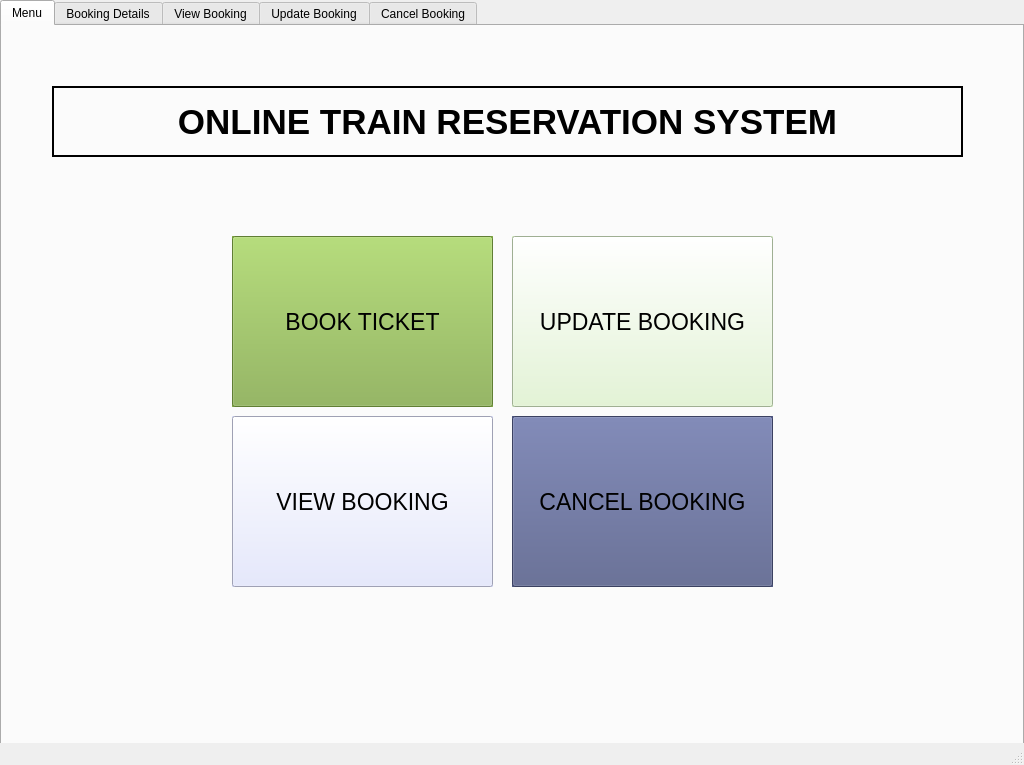
Before: the Qt Designer form train.ui in mbilal234/TrainTicketingSystem, drawn with Qt 5.
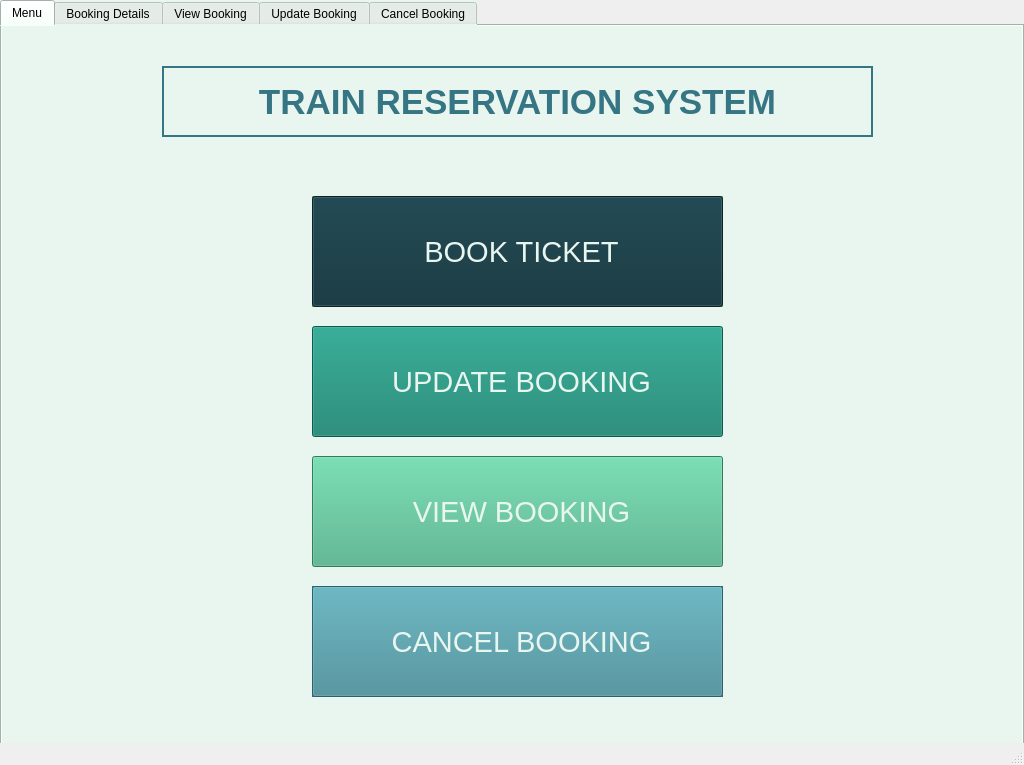
After: the same form once the commit is applied. Icons and pictures are not drawn.

Commit message:
Modified the Main Window
Added Window Icon, Button Icons, and a Teal Color Palette to the Menu Page. Also made a necessary change to the main.py file, which basically exits the program with the GUI.

```diff
--- a/train.ui
+++ b/train.ui
@@ -19,6 +19,12 @@
   <property name="windowTitle">
    <string>MainWindow</string>
   </property>
+  <property name="toolButtonStyle">
+   <enum>Qt::ToolButtonTextBesideIcon</enum>
+  </property>
+  <property name="animated">
+   <bool>false</bool>
+  </property>
   <widget class="QWidget" name="centralwidget">
    <widget class="QTabWidget" name="tabWidget">
     <property name="geometry">
@@ -26,9 +32,464 @@
       <x>0</x>
       <y>0</y>
       <width>1024</width>
-      <height>768</height>
+      <height>796</height>
      </rect>
     </property>
+    <property name="sizePolicy">
+     <sizepolicy hsizetype="Fixed" vsizetype="Fixed">
+      <horstretch>0</horstretch>
+      <verstretch>0</verstretch>
+     </sizepolicy>
+    </property>
+    <property name="palette">
+     <palette>
+      <active>
+       <colorrole role="WindowText">
+        <brush brushstyle="SolidPattern">
+         <color alpha="255">
+          <red>0</red>
+          <green>0</green>
+          <blue>0</blue>
+         </color>
+        </brush>
+       </colorrole>
+       <colorrole role="Button">
+        <brush brushstyle="SolidPattern">
+         <color alpha="255">
+          <red>232</red>
+          <green>246</green>
+          <blue>239</blue>
+         </color>
+        </brush>
+       </colorrole>
+       <colorrole role="Light">
+        <brush brushstyle="SolidPattern">
+         <color alpha="255">
+          <red>255</red>
+          <green>255</green>
+          <blue>255</blue>
+         </color>
+        </brush>
+       </colorrole>
+       <colorrole role="Midlight">
+        <brush brushstyle="SolidPattern">
+         <color alpha="255">
+          <red>251</red>
+          <green>253</green>
+          <blue>240</blue>
+         </color>
+        </brush>
+       </colorrole>
+       <colorrole role="Dark">
+        <brush brushstyle="SolidPattern">
+         <color alpha="255">
+          <red>124</red>
+          <green>126</green>
+          <blue>112</blue>
+         </color>
+        </brush>
+       </colorrole>
+       <colorrole role="Mid">
+        <brush brushstyle="SolidPattern">
+         <color alpha="255">
+          <red>165</red>
+          <green>168</green>
+          <blue>150</blue>
+         </color>
+        </brush>
+       </colorrole>
+       <colorrole role="Text">
+        <brush brushstyle="SolidPattern">
+         <color alpha="255">
+          <red>0</red>
+          <green>0</green>
+          <blue>0</blue>
+         </color>
+        </brush>
+       </colorrole>
+       <colorrole role="BrightText">
+        <brush brushstyle="SolidPattern">
+         <color alpha="255">
+          <red>255</red>
+          <green>255</green>
+          <blue>255</blue>
+         </color>
+        </brush>
+       </colorrole>
+       <colorrole role="ButtonText">
+        <brush brushstyle="SolidPattern">
+         <color alpha="255">
+          <red>0</red>
+          <green>0</green>
+          <blue>0</blue>
+         </color>
+        </brush>
+       </colorrole>
+       <colorrole role="Base">
+        <brush brushstyle="SolidPattern">
+         <color alpha="255">
+          <red>232</red>
+          <green>246</green>
+          <blue>239</blue>
+         </color>
+        </brush>
+       </colorrole>
+       <colorrole role="Window">
+        <brush brushstyle="SolidPattern">
+         <color alpha="255">
+          <red>232</red>
+          <green>246</green>
+          <blue>239</blue>
+         </color>
+        </brush>
+       </colorrole>
+       <colorrole role="Shadow">
+        <brush brushstyle="SolidPattern">
+         <color alpha="255">
+          <red>0</red>
+          <green>0</green>
+          <blue>0</blue>
+         </color>
+        </brush>
+       </colorrole>
+       <colorrole role="AlternateBase">
+        <brush brushstyle="SolidPattern">
+         <color alpha="255">
+          <red>251</red>
+          <green>253</green>
+          <blue>240</blue>
+         </color>
+        </brush>
+       </colorrole>
+       <colorrole role="ToolTipBase">
+        <brush brushstyle="SolidPattern">
+         <color alpha="255">
+          <red>255</red>
+          <green>255</green>
+          <blue>220</blue>
+         </color>
+        </brush>
+       </colorrole>
+       <colorrole role="ToolTipText">
+        <brush brushstyle="SolidPattern">
+         <color alpha="255">
+          <red>0</red>
+          <green>0</green>
+          <blue>0</blue>
+         </color>
+        </brush>
+       </colorrole>
+       <colorrole role="PlaceholderText">
+        <brush brushstyle="SolidPattern">
+         <color alpha="128">
+          <red>0</red>
+          <green>0</green>
+          <blue>0</blue>
+         </color>
+        </brush>
+       </colorrole>
+      </active>
+      <inactive>
+       <colorrole role="WindowText">
+        <brush brushstyle="SolidPattern">
+         <color alpha="255">
+          <red>0</red>
+          <green>0</green>
+          <blue>0</blue>
+         </color>
+        </brush>
+       </colorrole>
+       <colorrole role="Button">
+        <brush brushstyle="SolidPattern">
+         <color alpha="255">
+          <red>232</red>
+          <green>246</green>
+          <blue>239</blue>
+         </color>
+        </brush>
+       </colorrole>
+       <colorrole role="Light">
+        <brush brushstyle="SolidPattern">
+         <color alpha="255">
+          <red>255</red>
+          <green>255</green>
+          <blue>255</blue>
+         </color>
+        </brush>
+       </colorrole>
+       <colorrole role="Midlight">
+        <brush brushstyle="SolidPattern">
+         <color alpha="255">
+          <red>251</red>
+          <green>253</green>
+          <blue>240</blue>
+         </color>
+        </brush>
+       </colorrole>
+       <colorrole role="Dark">
+        <brush brushstyle="SolidPattern">
+         <color alpha="255">
+          <red>124</red>
+          <green>126</green>
+          <blue>112</blue>
+         </color>
+        </brush>
+       </colorrole>
+       <colorrole role="Mid">
+        <brush brushstyle="SolidPattern">
+         <color alpha="255">
+          <red>165</red>
+          <green>168</green>
+          <blue>150</blue>
+         </color>
+        </brush>
+       </colorrole>
+       <colorrole role="Text">
+        <brush brushstyle="SolidPattern">
+         <color alpha="255">
+          <red>0</red>
+          <green>0</green>
+          <blue>0</blue>
+         </color>
+        </brush>
+       </colorrole>
+       <colorrole role="BrightText">
+        <brush brushstyle="SolidPattern">
+         <color alpha="255">
+          <red>255</red>
+          <green>255</green>
+          <blue>255</blue>
+         </color>
+        </brush>
+       </colorrole>
+       <colorrole role="ButtonText">
+        <brush brushstyle="SolidPattern">
+         <color alpha="255">
+          <red>0</red>
+          <green>0</green>
+          <blue>0</blue>
+         </color>
+        </brush>
+       </colorrole>
+       <colorrole role="Base">
+        <brush brushstyle="SolidPattern">
+         <color alpha="255">
+          <red>232</red>
+          <green>246</green>
+          <blue>239</blue>
+         </color>
+        </brush>
+       </colorrole>
+       <colorrole role="Window">
+        <brush brushstyle="SolidPattern">
+         <color alpha="255">
+          <red>232</red>
+          <green>246</green>
+          <blue>239</blue>
+         </color>
+        </brush>
+       </colorrole>
+       <colorrole role="Shadow">
+        <brush brushstyle="SolidPattern">
+         <color alpha="255">
+          <red>0</red>
+          <green>0</green>
+          <blue>0</blue>
+         </color>
+        </brush>
+       </colorrole>
+       <colorrole role="AlternateBase">
+        <brush brushstyle="SolidPattern">
+         <color alpha="255">
+          <red>251</red>
+          <green>253</green>
+          <blue>240</blue>
+         </color>
+        </brush>
+       </colorrole>
+       <colorrole role="ToolTipBase">
+        <brush brushstyle="SolidPattern">
+         <color alpha="255">
+          <red>255</red>
+          <green>255</green>
+          <blue>220</blue>
+         </color>
+        </brush>
+       </colorrole>
+       <colorrole role="ToolTipText">
+        <brush brushstyle="SolidPattern">
+         <color alpha="255">
+          <red>0</red>
+          <green>0</green>
+          <blue>0</blue>
+         </color>
+        </brush>
+       </colorrole>
+       <colorrole role="PlaceholderText">
+        <brush brushstyle="SolidPattern">
+         <color alpha="128">
+          <red>0</red>
+          <green>0</green>
+          <blue>0</blue>
+         </color>
+        </brush>
+       </colorrole>
+      </inactive>
+      <disabled>
+       <colorrole role="WindowText">
+        <brush brushstyle="SolidPattern">
+         <color alpha="255">
+          <red>124</red>
+          <green>126</green>
+          <blue>112</blue>
+         </color>
+        </brush>
+       </colorrole>
+       <colorrole role="Button">
+        <brush brushstyle="SolidPattern">
+         <color alpha="255">
+          <red>232</red>
+          <green>246</green>
+          <blue>239</blue>
+         </color>
+        </brush>
+       </colorrole>
+       <colorrole role="Light">
+        <brush brushstyle="SolidPattern">
+         <color alpha="255">
+          <red>255</red>
+          <green>255</green>
+          <blue>255</blue>
+         </color>
+        </brush>
+       </colorrole>
+       <colorrole role="Midlight">
+        <brush brushstyle="SolidPattern">
+         <color alpha="255">
+          <red>251</red>
+          <green>253</green>
+          <blue>240</blue>
+         </color>
+        </brush>
+       </colorrole>
+       <colorrole role="Dark">
+        <brush brushstyle="SolidPattern">
+         <color alpha="255">
+          <red>124</red>
+          <green>126</green>
+          <blue>112</blue>
+         </color>
+        </brush>
+       </colorrole>
+       <colorrole role="Mid">
+        <brush brushstyle="SolidPattern">
+         <color alpha="255">
+          <red>165</red>
+          <green>168</green>
+          <blue>150</blue>
+         </color>
+        </brush>
+       </colorrole>
+       <colorrole role="Text">
+        <brush brushstyle="SolidPattern">
+         <color alpha="255">
+          <red>124</red>
+          <green>126</green>
+          <blue>112</blue>
+         </color>
+        </brush>
+       </colorrole>
+       <colorrole role="BrightText">
+        <brush brushstyle="SolidPattern">
+         <color alpha="255">
+          <red>255</red>
+          <green>255</green>
+          <blue>255</blue>
+         </color>
+        </brush>
+       </colorrole>
+       <colorrole role="ButtonText">
+        <brush brushstyle="SolidPattern">
+         <color alpha="255">
+          <red>124</red>
+          <green>126</green>
+          <blue>112</blue>
+         </color>
+        </brush>
+       </colorrole>
+       <colorrole role="Base">
+        <brush brushstyle="SolidPattern">
+         <color alpha="255">
+          <red>232</red>
+          <green>246</green>
+          <blue>239</blue>
+         </color>
+        </brush>
+       </colorrole>
+       <colorrole role="Window">
+        <brush brushstyle="SolidPattern">
+         <color alpha="255">
+          <red>232</red>
+          <green>246</green>
+          <blue>239</blue>
+         </color>
+        </brush>
+       </colorrole>
+       <colorrole role="Shadow">
+        <brush brushstyle="SolidPattern">
+         <color alpha="255">
+          <red>0</red>
+          <green>0</green>
+          <blue>0</blue>
+         </color>
+        </brush>
+       </colorrole>
+       <colorrole role="AlternateBase">
+        <brush brushstyle="SolidPattern">
+         <color alpha="255">
+          <red>248</red>
+          <green>252</green>
+          <blue>225</blue>
+         </color>
+        </brush>
+       </colorrole>
+       <colorrole role="ToolTipBase">
+        <brush brushstyle="SolidPattern">
+         <color alpha="255">
+          <red>255</red>
+          <green>255</green>
+          <blue>220</blue>
+         </color>
+        </brush>
+       </colorrole>
+       <colorrole role="ToolTipText">
+        <brush brushstyle="SolidPattern">
+         <color alpha="255">
+          <red>0</red>
+          <green>0</green>
+          <blue>0</blue>
+         </color>
+        </brush>
+       </colorrole>
+       <colorrole role="PlaceholderText">
+        <brush brushstyle="SolidPattern">
+         <color alpha="128">
+          <red>0</red>
+          <green>0</green>
+          <blue>0</blue>
+         </color>
+        </brush>
+       </colorrole>
+      </disabled>
+     </palette>
+    </property>
+    <property name="autoFillBackground">
+     <bool>true</bool>
+    </property>
+    <property name="styleSheet">
+     <string notr="true">background-color: rgb(232, 246, 239);
+</string>
+    </property>
     <property name="tabPosition">
      <enum>QTabWidget::North</enum>
     </property>
@@ -48,10 +509,10 @@
       </property>
       <property name="geometry">
        <rect>
-        <x>230</x>
-        <y>210</y>
-        <width>261</width>
-        <height>171</height>
+        <x>310</x>
+        <y>170</y>
+        <width>411</width>
+        <height>111</height>
        </rect>
       </property>
       <property name="styleSheet">
@@ -71,13 +532,14 @@
         <rect>
          <x>0</x>
          <y>0</y>
-         <width>261</width>
-         <height>171</height>
+         <width>411</width>
+         <height>111</height>
         </rect>
        </property>
        <property name="font">
         <font>
-         <pointsize>17</pointsize>
+         <pointsize>22</pointsize>
+         <weight>50</weight>
          <bold>false</bold>
         </font>
        </property>
@@ -85,20 +547,31 @@
         <bool>false</bool>
        </property>
        <property name="styleSheet">
-        <string notr="true">background-color: rgb(134, 176, 73);</string>
+        <string notr="true">background-color: rgb(13, 49, 58);
+color: rgb(232, 246, 239);</string>
        </property>
        <property name="text">
-        <string>BOOK TICKET</string>
+        <string> BOOK TICKET</string>
+       </property>
+       <property name="icon">
+        <iconset>
+         <normaloff>assets/ticket.png</normaloff>assets/ticket.png</iconset>
+       </property>
+       <property name="iconSize">
+        <size>
+         <width>64</width>
+         <height>64</height>
+        </size>
        </property>
       </widget>
      </widget>
      <widget class="QFrame" name="CancelFrame">
       <property name="geometry">
        <rect>
-        <x>510</x>
-        <y>390</y>
-        <width>261</width>
-        <height>171</height>
+        <x>310</x>
+        <y>560</y>
+        <width>411</width>
+        <height>111</height>
        </rect>
       </property>
       <property name="styleSheet">
@@ -115,35 +588,47 @@
         <rect>
          <x>0</x>
          <y>0</y>
-         <width>261</width>
-         <height>171</height>
+         <width>411</width>
+         <height>111</height>
         </rect>
        </property>
        <property name="font">
         <font>
-         <pointsize>17</pointsize>
+         <pointsize>22</pointsize>
         </font>
        </property>
        <property name="styleSheet">
-        <string notr="true">background-color: rgb(82, 91, 136);</string>
+        <string notr="true">background-color: rgb(61, 135, 148);
+color: rgb(232, 246, 239);</string>
        </property>
        <property name="text">
-        <string>CANCEL BOOKING</string>
+        <string> CANCEL BOOKING</string>
+       </property>
+       <property name="icon">
+        <iconset>
+         <normaloff>assets/cancel.png</normaloff>assets/cancel.png</iconset>
+       </property>
+       <property name="iconSize">
+        <size>
+         <width>64</width>
+         <height>64</height>
+        </size>
        </property>
       </widget>
      </widget>
      <widget class="QLabel" name="TrainReservation">
       <property name="geometry">
        <rect>
-        <x>50</x>
-        <y>60</y>
-        <width>911</width>
+        <x>160</x>
+        <y>40</y>
+        <width>711</width>
         <height>71</height>
        </rect>
       </property>
       <property name="font">
        <font>
         <pointsize>26</pointsize>
+        <weight>75</weight>
         <italic>false</italic>
         <bold>true</bold>
         <kerning>true</kerning>
@@ -153,13 +638,14 @@
        <enum>Qt::LeftToRight</enum>
       </property>
       <property name="styleSheet">
-       <string notr="true">border-color: rgb(0, 0, 0);</string>
+       <string notr="true">color: rgb(54, 117, 131);
+border-color: rgb(54, 117, 131);</string>
       </property>
       <property name="frameShape">
        <enum>QFrame::WinPanel</enum>
       </property>
       <property name="text">
-       <string>ONLINE TRAIN RESERVATION SYSTEM</string>
+       <string>TRAIN RESERVATION SYSTEM</string>
       </property>
       <property name="alignment">
        <set>Qt::AlignCenter</set>
@@ -168,10 +654,10 @@
      <widget class="QFrame" name="ViewFrame">
       <property name="geometry">
        <rect>
-        <x>230</x>
-        <y>390</y>
-        <width>261</width>
-        <height>171</height>
+        <x>310</x>
+        <y>430</y>
+        <width>411</width>
+        <height>111</height>
        </rect>
       </property>
       <property name="styleSheet">
@@ -188,30 +674,41 @@
         <rect>
          <x>0</x>
          <y>0</y>
-         <width>261</width>
-         <height>171</height>
+         <width>411</width>
+         <height>111</height>
         </rect>
        </property>
        <property name="font">
         <font>
-         <pointsize>17</pointsize>
+         <pointsize>22</pointsize>
         </font>
        </property>
        <property name="styleSheet">
-        <string notr="true">background-color: rgb(222, 226, 252);</string>
+        <string notr="true">background-color: rgb(69, 173, 130);
+color: rgb(232, 246, 239);</string>
        </property>
        <property name="text">
-        <string>VIEW BOOKING</string>
+        <string> VIEW BOOKING</string>
+       </property>
+       <property name="icon">
+        <iconset>
+         <normaloff>assets/view.png</normaloff>assets/view.png</iconset>
+       </property>
+       <property name="iconSize">
+        <size>
+         <width>64</width>
+         <height>64</height>
+        </size>
        </property>
       </widget>
      </widget>
      <widget class="QFrame" name="UpdateFrame">
       <property name="geometry">
        <rect>
-        <x>510</x>
-        <y>210</y>
-        <width>261</width>
-        <height>171</height>
+        <x>310</x>
+        <y>300</y>
+        <width>411</width>
+        <height>111</height>
        </rect>
       </property>
       <property name="styleSheet">
@@ -228,13 +725,14 @@
         <rect>
          <x>0</x>
          <y>0</y>
-         <width>261</width>
-         <height>171</height>
+         <width>411</width>
+         <height>111</height>
         </rect>
        </property>
        <property name="font">
         <font>
-         <pointsize>17</pointsize>
+         <pointsize>22</pointsize>
+         <weight>50</weight>
          <bold>false</bold>
         </font>
        </property>
@@ -242,10 +740,21 @@
         <bool>false</bool>
        </property>
        <property name="styleSheet">
-        <string notr="true">background-color: rgb(223, 245, 206);</string>
+        <string notr="true">background-color: rgb(14, 127, 108);
+color: rgb(232, 246, 239);</string>
        </property>
        <property name="text">
-        <string>UPDATE BOOKING</string>
+        <string> UPDATE BOOKING</string>
+       </property>
+       <property name="icon">
+        <iconset>
+         <normaloff>assets/update.png</normaloff>assets/update.png</iconset>
+       </property>
+       <property name="iconSize">
+        <size>
+         <width>64</width>
+         <height>64</height>
+        </size>
        </property>
       </widget>
      </widget>
```
Left out of the diff: 43 changed lines with no effect on the pictures. The commit also changes 13 other files.
